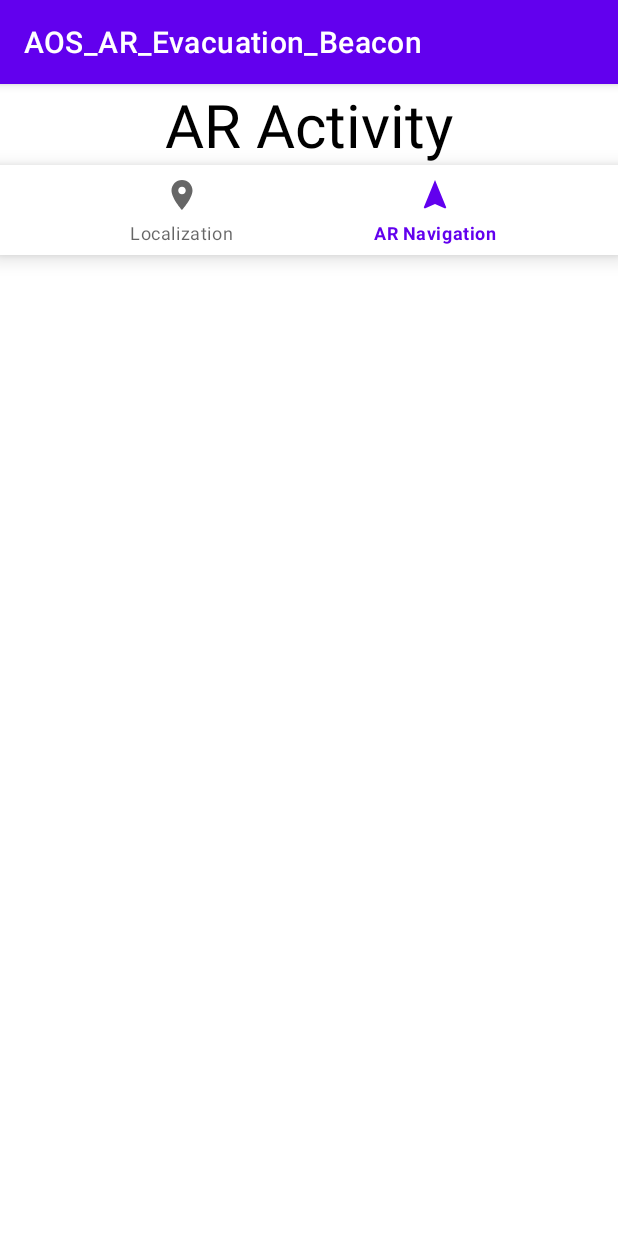
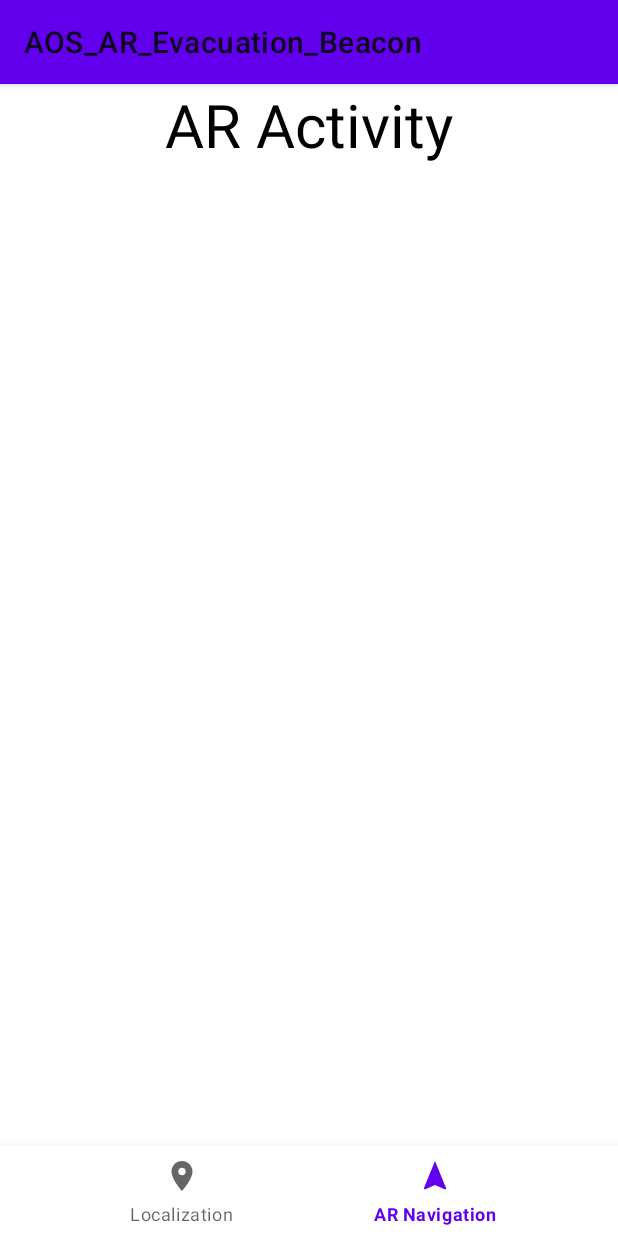
Before and after one commit to yoon-bang/BEST, an Android app: the ARActivity screen opened directly, with no data from a screen before it, on a phone screen of 412 x 824 dp. Run offline under Robolectric (Android 15) with nearby library versions, the phone set to English and light mode, and no system bars; libraries missing offline, so code that uses them is left out: com.opencsv, io.socket.client, io.socket.emitter, org.altbeacon.beacon, org.tensorflow.lite.

Commit message:
feat: AR setup

```diff
--- a/AOS_AR_Evacuation_Beacon/app/src/main/java/com/example/aos_ar_evacuation_beacon/BeaconApplication.kt
+++ b/AOS_AR_Evacuation_Beacon/app/src/main/java/com/example/aos_ar_evacuation_beacon/BeaconApplication.kt
@@ -27,8 +27,8 @@ class BeaconApplication : Application() {
       //setupForegroundService()
       //beaconManager.setEnableScheduledScanJobs(false);
       //beaconManager.setBackgroundBetweenScanPeriod(0);
-      beaconManager.backgroundScanPeriod = 2000;
-      beaconManager.foregroundScanPeriod = 2000;
+      beaconManager.backgroundScanPeriod = 1100;
+      beaconManager.foregroundScanPeriod = 1100;
 
 
       // UUID 설정
--- a/AOS_AR_Evacuation_Beacon/app/src/main/res/layout/activity_ar.xml
+++ b/AOS_AR_Evacuation_Beacon/app/src/main/res/layout/activity_ar.xml
@@ -3,7 +3,7 @@
     xmlns:app="http://schemas.android.com/apk/res-auto"
     xmlns:tools="http://schemas.android.com/tools"
     android:layout_width="match_parent"
-    android:layout_height="match_parent"
+    android:layout_height="wrap_content"
     android:orientation="vertical"
     tools:context=".ARActivity">
 
@@ -17,6 +17,17 @@
         android:textColor="@color/black"
         android:textSize="40sp" />
 
+    <!--    <fragment-->
+    <!--        android:id="@+id/arFragment"-->
+    <!--        android:name="com.google.ar.sceneform.ux.ArFragment"-->
+    <!--        android:layout_width="match_parent"-->
+    <!--        android:layout_height="match_parent" />-->
+
+    <View
+        android:layout_width="match_parent"
+        android:layout_height="0dp"
+        android:layout_weight="1" />
+
     <com.google.android.material.bottomnavigation.BottomNavigationView
         android:id="@+id/bottomNavigation"
         android:layout_width="match_parent"
--- a/AOS_AR_Evacuation_Beacon/app/src/main/res/layout/activity_localization.xml
+++ b/AOS_AR_Evacuation_Beacon/app/src/main/res/layout/activity_localization.xml
@@ -13,7 +13,7 @@
         android:layout_height="wrap_content"
         android:layout_marginStart="30dp"
         android:text="CSV saved"
-        android:textColor="@color/black"
+        android:textColor="@color/white"
         android:textSize="20sp"
         android:visibility="invisible" />
 
@@ -25,7 +25,7 @@
         android:layout_marginTop="8dp"
         android:layout_marginBottom="10dp"
         android:text=""
-        android:textColor="@color/black"
+        android:textColor="@color/white"
         android:textSize="20sp"
         tools:text="A09" />
 
--- a/AOS_AR_Evacuation_Beacon/app/src/main/res/values/themes.xml
+++ b/AOS_AR_Evacuation_Beacon/app/src/main/res/values/themes.xml
@@ -1,6 +1,6 @@
 <resources xmlns:tools="http://schemas.android.com/tools">
     <!-- Base application theme. -->
-    <style name="Theme.AOS_AR_Evacuation_Beacon" parent="Theme.MaterialComponents.DayNight.DarkActionBar">
+    <style name="Theme.AOS_AR_Evacuation_Beacon" parent="Theme.MaterialComponents.Light">
         <!-- Primary brand color. -->
         <item name="colorPrimary">@color/purple_500</item>
         <item name="colorPrimaryVariant">@color/purple_700</item>
--- a/AOS_AR_Evacuation_Beacon/build.gradle
+++ b/AOS_AR_Evacuation_Beacon/build.gradle
@@ -4,19 +4,22 @@ buildscript {
     ext.google_version = "4.3.12"
     repositories {
         google()
+        jcenter()
         mavenCentral()
     }
+
     dependencies {
         classpath "com.android.tools.build:gradle:7.1.2"
         classpath "org.jetbrains.kotlin:kotlin-gradle-plugin:$kotlin_version"
         classpath "com.google.gms:google-services:$google_version"
+        //classpath "com.google.ar.sceneform:plugin:1.15.0"
     }
 }
 
 plugins {
     id 'com.android.application' version '7.2.1' apply false
     id 'com.android.library' version '7.2.1' apply false
-    id 'org.jetbrains.kotlin.android' version '1.6.21' apply false\
+    id 'org.jetbrains.kotlin.android' version '1.6.21' apply false
 }
 
 task clean(type: Delete) {
--- a/AOS_AR_Evacuation_Beacon/gradle.properties
+++ b/AOS_AR_Evacuation_Beacon/gradle.properties
@@ -22,3 +22,4 @@ kotlin.code.style=official
 # thereby reducing the size of the R class for that library
 android.nonTransitiveRClass=true
 android.overridePathCheck=true
+android.enableJetifier=true
```
Also changed, not shown: AOS_AR_Evacuation_Beacon/app/build.gradle (+14 -8 lines), AOS_AR_Evacuation_Beacon/app/src/main/AndroidManifest.xml (+9 -0 lines), AOS_AR_Evacuation_Beacon/app/src/main/java/com/example/aos_ar_evacuation_beacon/LocalizationActivity.kt (+9 -9 lines).
